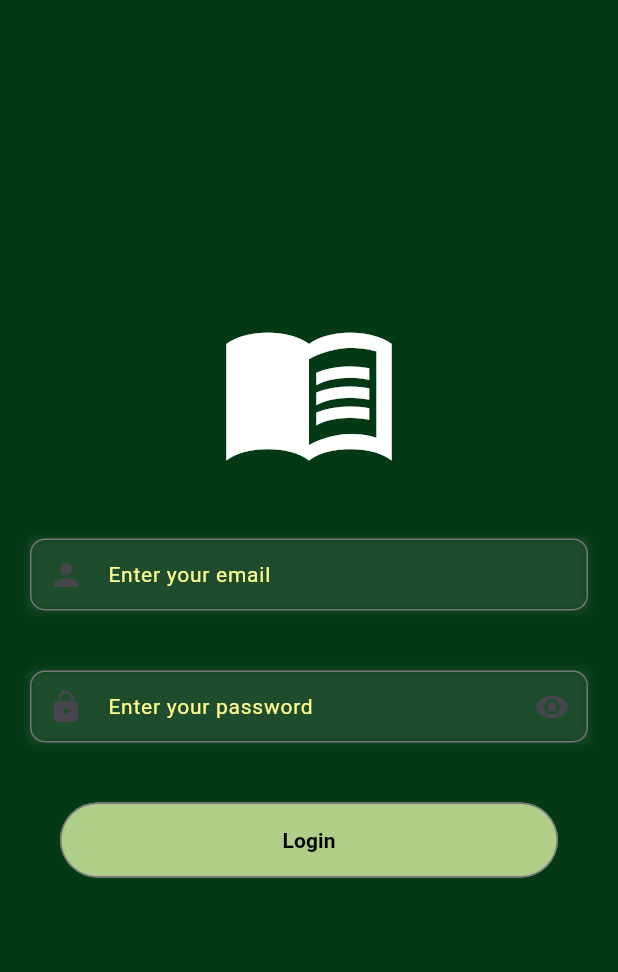
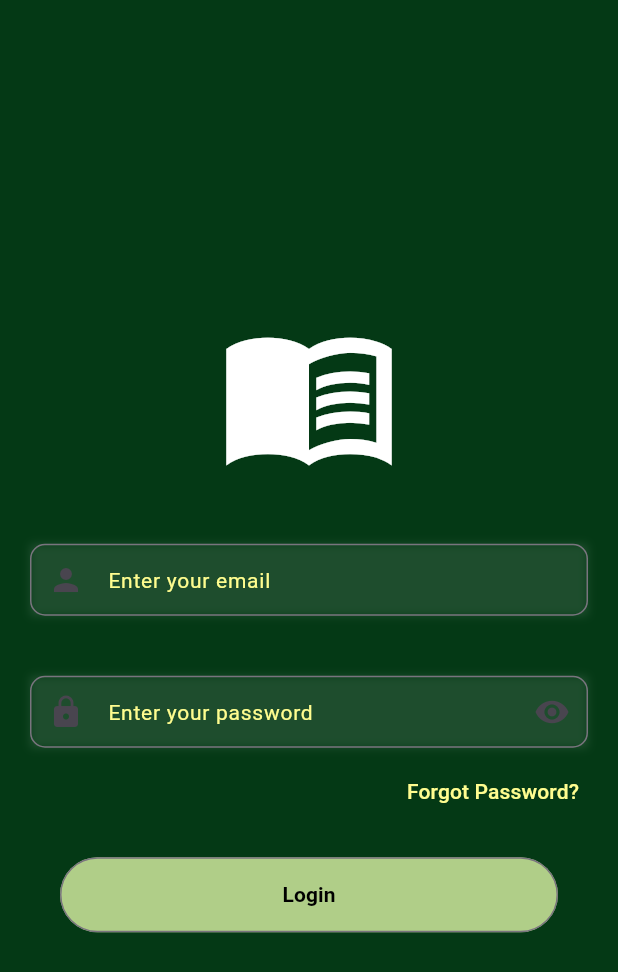
Before and after one commit to NtimaneKamohelo/thuto, a Flutter app: the screen it shows after launch, on a phone screen of 412 x 824 dp. Shown: the top 972 px of the screen. Run offline on Flutter 3.47's test engine with Material 3 defaults, Android fonts, the phone set to English and light mode, and no system bars.

Commit message:
Added Forgot password button

```diff
--- a/thuto_frontend/lib/core/utils/buttons_utils.dart
+++ b/thuto_frontend/lib/core/utils/buttons_utils.dart
@@ -14,7 +14,7 @@ class ButtonsUtils {
   //Login Button
   Container LoginBtn(){
     return Container(
-      margin: EdgeInsets.all(40),
+      margin: EdgeInsets.only(top: 20, left: 40, right: 40),
       child: OutlinedButton(
         onPressed: onPressed,
         style: OutlinedButton.styleFrom(
@@ -33,5 +33,24 @@ class ButtonsUtils {
     );
   }
 
+  //Forgot password Button
+  Container forgotPwdButton() {
+    return Container(
+      margin: EdgeInsets.only(top: 5),
+      child: TextButton(
+        onPressed: onPressed,
+        child: Text(
+          btnText,
+          style: TextStyle(
+            color: AppColors.textPrimary,
+          ),
+        ) ),
+    );
+  }
+
+  //Social Media
+
+
+
 
 }
--- a/thuto_frontend/lib/features/auth/presentation/login_screen.dart
+++ b/thuto_frontend/lib/features/auth/presentation/login_screen.dart
@@ -54,6 +54,22 @@ class _LoginScreenState extends State<LoginScreen> {
                 isPass: true,
               ).passwordTextfield(),
 
+              //Forgot Password
+              Row(
+                mainAxisAlignment: MainAxisAlignment.end,
+                children: [
+                  Container(
+                    margin: EdgeInsets.only(right: 14),
+                    child: ButtonsUtils(
+                      onPressed: () {
+                       Navigator.pushNamed(context, '/ForgotPasswordScreen');
+                      },
+                      btnText: "Forgot Password?",
+                    ).forgotPwdButton(),
+                  ),
+                ],
+              ),
+
               //LoginButton
               ButtonsUtils(
                 onPressed: () {
@@ -61,6 +77,8 @@ class _LoginScreenState extends State<LoginScreen> {
                 },
                 btnText: "Login",
               ).LoginBtn()
+
+              //Line Breaker
             ],
           ),
         ),
--- a/thuto_frontend/lib/main.dart
+++ b/thuto_frontend/lib/main.dart
@@ -1,5 +1,6 @@
 import 'package:flutter/material.dart';
 import 'package:thuto_frontend/config/constants/app_colors.dart';
+import 'package:thuto_frontend/features/auth/presentation/forgotPassword_screen.dart';
 import 'package:thuto_frontend/features/auth/presentation/home_screen.dart';
 import 'package:thuto_frontend/features/auth/presentation/loading_screen.dart';
 
@@ -26,6 +27,7 @@
       //Routes
       routes: {
         HomeScreen.id: (context) => HomeScreen(),
+        ForgotPasswordScreen.id: (context) => ForgotPasswordScreen(),
       },
     );
   }
```
Also changed, not shown: thuto_frontend/lib/features/auth/presentation/forgotPassword_screen.dart (added, +19 -0 lines).
